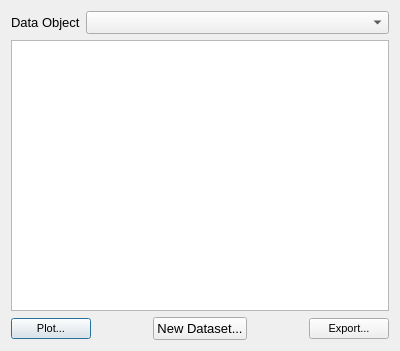
The window that dataviewer.ui (VespucciProject/Vespucci) describes before a commit, drawn with Qt 5.
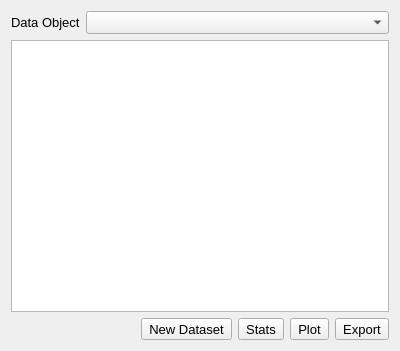
The same window after the commit.

Commit message: StatsDialog can be opened from DataViewer for analysis results views.

```diff
--- a/dataviewer.ui
+++ b/dataviewer.ui
@@ -37,26 +37,8 @@
     <widget class="QTableView" name="tableView"/>
    </item>
    <item>
-    <layout class="QGridLayout" name="gridLayout_2">
-     <item row="0" column="1">
-      <widget class="QPushButton" name="plotPushButton">
-       <property name="maximumSize">
-        <size>
-         <width>16777215</width>
-         <height>16777215</height>
-        </size>
-       </property>
-       <property name="font">
-        <font>
-         <pointsize>8</pointsize>
-        </font>
-       </property>
-       <property name="text">
-        <string>Plot...</string>
-       </property>
-      </widget>
-     </item>
-     <item row="0" column="2">
+    <layout class="QHBoxLayout" name="horizontalLayout">
+     <item>
       <spacer name="horizontalSpacer">
        <property name="orientation">
         <enum>Qt::Horizontal</enum>
@@ -69,8 +51,22 @@
        </property>
       </spacer>
      </item>
-     <item row="0" column="5">
-      <widget class="QPushButton" name="exportPushButton">
+     <item>
+      <widget class="QToolButton" name="extractToolButton">
+       <property name="text">
+        <string>New Dataset</string>
+       </property>
+      </widget>
+     </item>
+     <item>
+      <widget class="QToolButton" name="statsToolButton">
+       <property name="text">
+        <string>Stats</string>
+       </property>
+      </widget>
+     </item>
+     <item>
+      <widget class="QToolButton" name="plotToolButton">
        <property name="maximumSize">
         <size>
          <width>16777215</width>
@@ -79,33 +75,31 @@
        </property>
        <property name="font">
         <font>
-         <pointsize>8</pointsize>
+         <pointsize>10</pointsize>
         </font>
        </property>
        <property name="text">
-        <string>Export...</string>
+        <string>Plot</string>
        </property>
       </widget>
      </item>
-     <item row="0" column="3">
-      <widget class="QPushButton" name="newDatasetPushButton">
-       <property name="text">
-        <string>New Dataset...</string>
-       </property>
-      </widget>
-     </item>
-     <item row="0" column="4">
-      <spacer name="horizontalSpacer_2">
-       <property name="orientation">
-        <enum>Qt::Horizontal</enum>
-       </property>
-       <property name="sizeHint" stdset="0">
+     <item>
+      <widget class="QToolButton" name="exportToolButton">
+       <property name="maximumSize">
         <size>
-         <width>40</width>
-         <height>20</height>
+         <width>16777215</width>
+         <height>16777215</height>
         </size>
        </property>
-      </spacer>
+       <property name="font">
+        <font>
+         <pointsize>10</pointsize>
+        </font>
+       </property>
+       <property name="text">
+        <string>Export</string>
+       </property>
+      </widget>
      </item>
     </layout>
    </item>
```
The commit also changes 3 other files.
